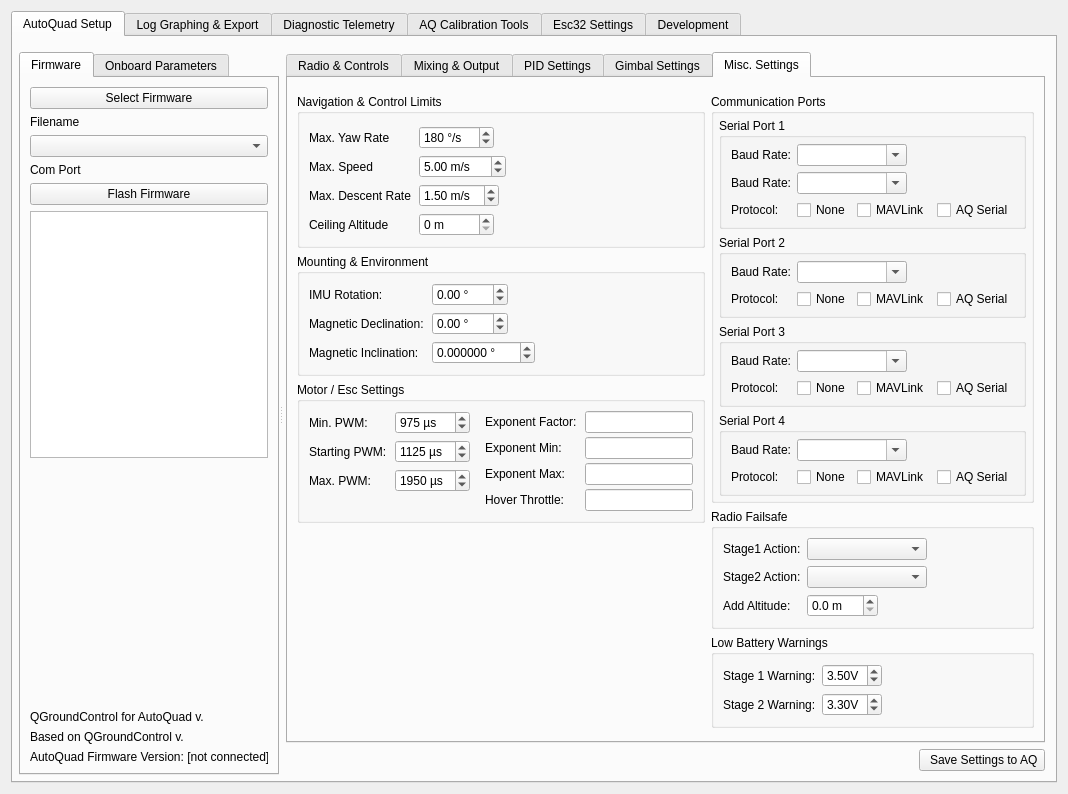
Qt form src/ui/qgcautoquad.ui (mpaperno/qgroundcontrol_aq) before a commit.
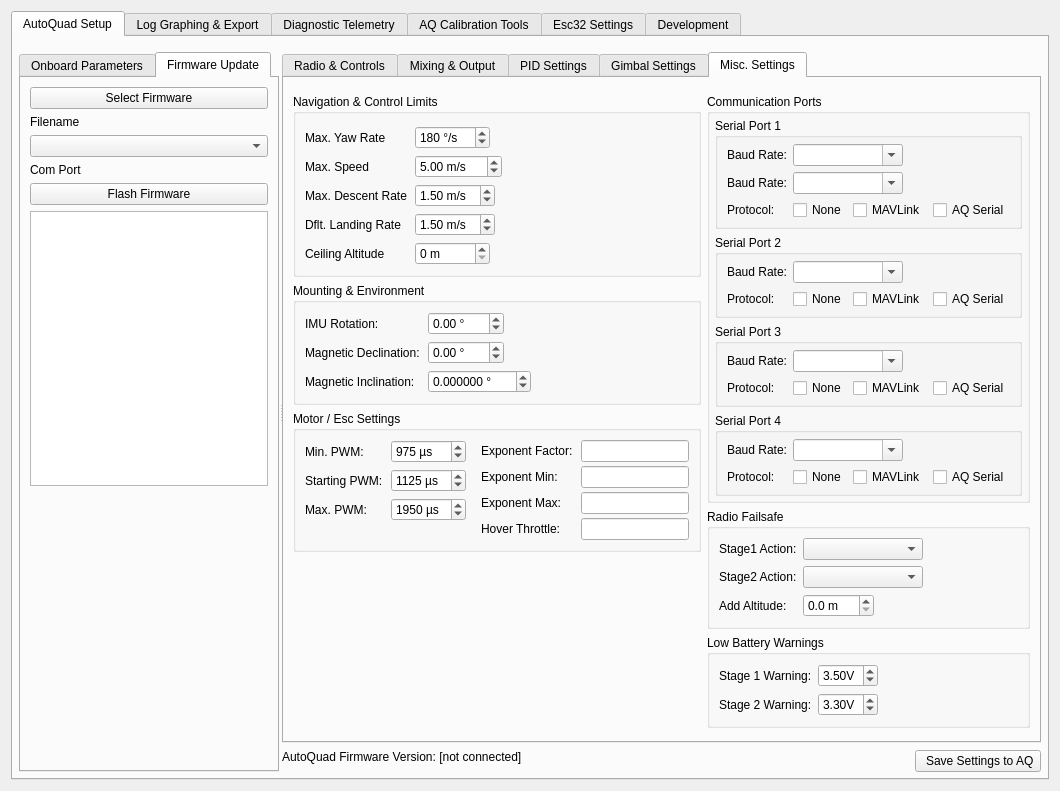
The same form after that commit. The open tabs and pages were chosen to show the change. Icons and pictures are not drawn.

Commit message: Move AQ FW version string and make Onboard Parameters tab selected by default; Add NAV_LANDING_VEL param; Change label on control settings grp box; Widen dock splitters to help with touchscreen use.

Patch:
```diff
--- a/src/ui/qgcautoquad.ui
+++ b/src/ui/qgcautoquad.ui
@@ -7,7 +7,7 @@
     <x>0</x>
     <y>0</y>
     <width>1041</width>
-    <height>704</height>
+    <height>725</height>
    </rect>
   </property>
   <property name="sizePolicy">
@@ -87,6 +87,35 @@
           <property name="currentIndex">
            <number>0</number>
           </property>
+          <widget class="QWidget" name="tab_paramHandler">
+           <property name="sizePolicy">
+            <sizepolicy hsizetype="Fixed" vsizetype="Preferred">
+             <horstretch>0</horstretch>
+             <verstretch>0</verstretch>
+            </sizepolicy>
+           </property>
+           <attribute name="title">
+            <string>Onboard Parameters</string>
+           </attribute>
+           <layout class="QVBoxLayout" name="tabLayout_paramHandler">
+            <item alignment="Qt::AlignTop">
+             <widget class="QLabel" name="label_params_no_aq">
+              <property name="sizePolicy">
+               <sizepolicy hsizetype="Fixed" vsizetype="Preferred">
+                <horstretch>0</horstretch>
+                <verstretch>0</verstretch>
+               </sizepolicy>
+              </property>
+              <property name="text">
+               <string>No parameters loaded, please connect to an AutoQuad.</string>
+              </property>
+              <property name="wordWrap">
+               <bool>true</bool>
+              </property>
+             </widget>
+            </item>
+           </layout>
+          </widget>
           <widget class="QWidget" name="tab_firmware">
            <property name="sizePolicy">
             <sizepolicy hsizetype="Fixed" vsizetype="Preferred">
@@ -95,7 +124,7 @@
             </sizepolicy>
            </property>
            <attribute name="title">
-            <string>Firmware</string>
+            <string>Firmware Update</string>
            </attribute>
            <layout class="QVBoxLayout" name="verticalLayout_12">
             <item>
@@ -164,85 +193,11 @@
                  </property>
                 </spacer>
                </item>
-               <item>
-                <widget class="QLabel" name="lbl_version">
-                 <property name="sizePolicy">
-                  <sizepolicy hsizetype="Fixed" vsizetype="Preferred">
-                   <horstretch>0</horstretch>
-                   <verstretch>0</verstretch>
-                  </sizepolicy>
-                 </property>
-                 <property name="toolTip">
-                  <string>AQ ground control software version</string>
-                 </property>
-                 <property name="statusTip">
-                  <string>AQ ground control software version</string>
-                 </property>
-                 <property name="text">
-                  <string>QGroundControl for AutoQuad v.  </string>
-                 </property>
-                </widget>
-               </item>
-               <item>
-                <widget class="QLabel" name="lbl_version2">
-                 <property name="text">
-                  <string>Based on QGroundControl v.</string>
-                 </property>
-                </widget>
-               </item>
-               <item>
-                <widget class="QLabel" name="lbl_aq_fw_version">
-                 <property name="sizePolicy">
-                  <sizepolicy hsizetype="Fixed" vsizetype="Preferred">
-                   <horstretch>0</horstretch>
-                   <verstretch>0</verstretch>
-                  </sizepolicy>
-                 </property>
-                 <property name="toolTip">
-                  <string>AutoQuad firmware version</string>
-                 </property>
-                 <property name="statusTip">
-                  <string>AutoQuad firmware version</string>
-                 </property>
-                 <property name="text">
-                  <string>AutoQuad Firmware Version: [not connected]</string>
-                 </property>
-                </widget>
-               </item>
               </layout>
              </widget>
             </item>
            </layout>
           </widget>
-          <widget class="QWidget" name="tab_paramHandler">
-           <property name="sizePolicy">
-            <sizepolicy hsizetype="Fixed" vsizetype="Preferred">
-             <horstretch>0</horstretch>
-             <verstretch>0</verstretch>
-            </sizepolicy>
-           </property>
-           <attribute name="title">
-            <string>Onboard Parameters</string>
-           </attribute>
-           <layout class="QVBoxLayout" name="tabLayout_paramHandler">
-            <item alignment="Qt::AlignTop">
-             <widget class="QLabel" name="label_params_no_aq">
-              <property name="sizePolicy">
-               <sizepolicy hsizetype="Fixed" vsizetype="Preferred">
-                <horstretch>0</horstretch>
-                <verstretch>0</verstretch>
-               </sizepolicy>
-              </property>
-              <property name="text">
-               <string>No parameters loaded, please connect to an AutoQuad.</string>
-              </property>
-              <property name="wordWrap">
-               <bool>true</bool>
-              </property>
-             </widget>
-            </item>
-           </layout>
-          </widget>
          </widget>
          <widget class="QWidget" name="widget_setingsTab" native="true">
           <property name="sizePolicy">
@@ -252,22 +207,16 @@
            </sizepolicy>
           </property>
           <layout class="QGridLayout" name="gridLayout">
-           <property name="leftMargin">
-            <number>4</number>
-           </property>
-           <property name="topMargin">
+           <property name="horizontalSpacing">
             <number>0</number>
            </property>
-           <property name="rightMargin">
-            <number>4</number>
+           <property name="verticalSpacing">
+            <number>7</number>
            </property>
-           <property name="bottomMargin">
-            <number>4</number>
+           <property name="margin">
+            <number>0</number>
            </property>
-           <property name="spacing">
-            <number>6</number>
-           </property>
-           <item row="3" column="0" alignment="Qt::AlignRight">
+           <item row="1" column="1" alignment="Qt::AlignRight|Qt::AlignTop">
             <widget class="QPushButton" name="pushButton_save_to_aq">
              <property name="sizePolicy">
               <sizepolicy hsizetype="Fixed" vsizetype="Fixed">
@@ -290,7 +239,35 @@
              </property>
             </widget>
            </item>
-           <item row="0" column="0" alignment="Qt::AlignTop">
+           <item row="1" column="0">
+            <widget class="QLabel" name="lbl_aq_fw_version">
+             <property name="sizePolicy">
+              <sizepolicy hsizetype="Fixed" vsizetype="Preferred">
+               <horstretch>0</horstretch>
+               <verstretch>0</verstretch>
+              </sizepolicy>
+             </property>
+             <property name="toolTip">
+              <string>AutoQuad firmware version</string>
+             </property>
+             <property name="statusTip">
+              <string>AutoQuad firmware version</string>
+             </property>
+             <property name="frameShape">
+              <enum>QFrame::NoFrame</enum>
+             </property>
+             <property name="text">
+              <string>AutoQuad Firmware Version: [not connected]</string>
+             </property>
+             <property name="alignment">
+              <set>Qt::AlignLeading|Qt::AlignLeft|Qt::AlignTop</set>
+             </property>
+             <property name="margin">
+              <number>5</number>
+             </property>
+            </widget>
+           </item>
+           <item row="0" column="0" colspan="2">
             <widget class="QTabWidget" name="tab_aq_settings">
              <property name="sizePolicy">
               <sizepolicy hsizetype="Expanding" vsizetype="Expanding">
@@ -334,8 +311,8 @@
                    <rect>
                     <x>0</x>
                     <y>0</y>
-                    <width>416</width>
-                    <height>546</height>
+                    <width>424</width>
+                    <height>570</height>
                    </rect>
                   </property>
                   <property name="autoFillBackground">
@@ -1949,7 +1926,7 @@
                       </sizepolicy>
                      </property>
                      <property name="title">
-                      <string>Advanced Control Settings</string>
+                      <string>Additional Control Settings</string>
                      </property>
                      <property name="alignment">
                       <set>Qt::AlignLeading|Qt::AlignLeft|Qt::AlignTop</set>
@@ -5146,14 +5123,14 @@
                        </property>
                       </widget>
                      </item>
-                     <item row="3" column="0">
+                     <item row="4" column="0">
                       <widget class="QLabel" name="label_NAV_CEILING">
                        <property name="text">
                         <string>Ceiling Altitude</string>
                        </property>
                       </widget>
                      </item>
-                     <item row="3" column="1">
+                     <item row="4" column="1">
                       <widget class="QSpinBox" name="NAV_CEILING">
                        <property name="sizePolicy">
                         <sizepolicy hsizetype="Maximum" vsizetype="Fixed">
@@ -5181,6 +5158,44 @@
                        </property>
                       </widget>
                      </item>
+                     <item row="3" column="1">
+                      <widget class="QDoubleSpinBox" name="NAV_LANDING_VEL">
+                       <property name="sizePolicy">
+                        <sizepolicy hsizetype="Maximum" vsizetype="Fixed">
+                         <horstretch>0</horstretch>
+                         <verstretch>0</verstretch>
+                        </sizepolicy>
+                       </property>
+                       <property name="minimumSize">
+                        <size>
+                         <width>75</width>
+                         <height>0</height>
+                        </size>
+                       </property>
+                       <property name="toolTip">
+                        <string>Default velocity for mission landing leg when none is specified in mission plan.  Used as landing descent rate during failsafe activation.</string>
+                       </property>
+                       <property name="suffix">
+                        <string> m/s</string>
+                       </property>
+                       <property name="decimals">
+                        <number>2</number>
+                       </property>
+                       <property name="maximum">
+                        <double>99.989999999999995</double>
+                       </property>
+                       <property name="value">
+                        <double>1.500000000000000</double>
+                       </property>
+                      </widget>
+                     </item>
+                     <item row="3" column="0">
+                      <widget class="QLabel" name="label_NAV_LANDING_VEL">
+                       <property name="text">
+                        <string>Dflt. Landing Rate</string>
+                       </property>
+                      </widget>
+                     </item>
                     </layout>
                    </widget>
                   </item>
@@ -6124,7 +6139,7 @@
                         </size>
                        </property>
                        <property name="toolTip">
-                        <string>&lt;html&gt;&lt;head/&gt;&lt;body&gt;&lt;p&gt;Land: Immediately start descent and disarm at landing.  &lt;/p&gt;&lt;p&gt;RTH, Land: First return to home position and altitude (if set), then start descent.&lt;/p&gt;&lt;p&gt;Ascend, RTH, Land: If below home position altitude, then first ascend to that altitude, then return to home position, then descend.&lt;/p&gt;&lt;/body&gt;&lt;/html&gt;</string>
+                        <string>&lt;html&gt;&lt;head/&gt;&lt;body&gt;&lt;p&gt;Land: Immediately start descent and disarm at landing. &lt;/p&gt;&lt;p&gt;RTH, Land: First return to home position and altitude (if set), then start descent.&lt;/p&gt;&lt;p&gt;Ascend, RTH, Land: If below home position altitude, then first ascend to that altitude, then return to home position, then descend.&lt;/p&gt;&lt;p&gt;&lt;span style=&quot; font-weight:600;&quot;&gt;NOTE&lt;/span&gt;: Landing velocity is determined by the NAV_LANDING_VEL parameter (aka Dflt. Landing Rate on this settings screen).&lt;/p&gt;&lt;/body&gt;&lt;/html&gt;</string>
                        </property>
                       </widget>
                      </item>
@@ -6272,6 +6287,10 @@
             </widget>
            </item>
           </layout>
+          <zorder>tab_aq_settings</zorder>
+          <zorder>lbl_aq_fw_version</zorder>
+          <zorder></zorder>
+          <zorder>lbl_aq_fw_version</zorder>
          </widget>
         </widget>
        </item>
@@ -6279,7 +6298,7 @@
      </widget>
      <widget class="QWidget" name="tab_aq_chart">
       <property name="sizePolicy">
-       <sizepolicy hsizetype="Preferred" vsizetype="Preferred">
+       <sizepolicy hsizetype="Expanding" vsizetype="Expanding">
         <horstretch>0</horstretch>
         <verstretch>0</verstretch>
        </sizepolicy>
@@ -6290,6 +6309,12 @@
       <layout class="QGridLayout" name="gridLayout_11">
        <item row="0" column="0">
         <widget class="QSplitter" name="splitter_3">
+         <property name="sizePolicy">
+          <sizepolicy hsizetype="Expanding" vsizetype="Expanding">
+           <horstretch>0</horstretch>
+           <verstretch>0</verstretch>
+          </sizepolicy>
+         </property>
          <property name="orientation">
           <enum>Qt::Horizontal</enum>
          </property>
@@ -6524,7 +6549,7 @@
      </widget>
      <widget class="QWidget" name="tab_telemetry">
       <property name="sizePolicy">
-       <sizepolicy hsizetype="Preferred" vsizetype="Preferred">
+       <sizepolicy hsizetype="Expanding" vsizetype="Expanding">
         <horstretch>0</horstretch>
         <verstretch>0</verstretch>
        </sizepolicy>
```
The commit also changes 2 other files.
